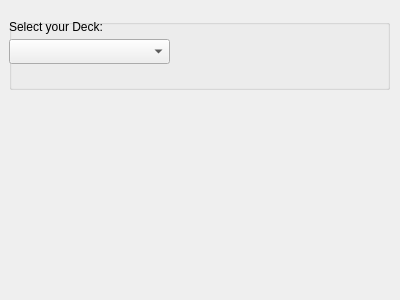
Old version of the form qtui/publish_deck.ui in the repository Scriptkiddi/Ankipubsub-Client.
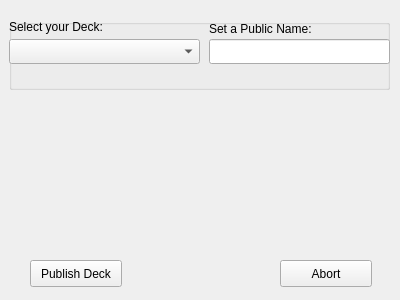
New version of the form.

Commit message: work on the publish deck gui

What changed in the file:
```diff
--- a/qtui/publish_deck.ui
+++ b/qtui/publish_deck.ui
@@ -30,7 +30,7 @@
      <rect>
       <x>0</x>
       <y>20</y>
-      <width>161</width>
+      <width>191</width>
       <height>25</height>
      </rect>
     </property>
@@ -48,6 +48,55 @@
      <string>Select your Deck:</string>
     </property>
    </widget>
+   <widget class="QLabel" name="label_2">
+    <property name="geometry">
+     <rect>
+      <x>200</x>
+      <y>0</y>
+      <width>131</width>
+      <height>20</height>
+     </rect>
+    </property>
+    <property name="text">
+     <string>Set a Public Name:</string>
+    </property>
+   </widget>
+   <widget class="QLineEdit" name="publicName">
+    <property name="geometry">
+     <rect>
+      <x>200</x>
+      <y>20</y>
+      <width>181</width>
+      <height>25</height>
+     </rect>
+    </property>
+   </widget>
+  </widget>
+  <widget class="QPushButton" name="pushButtonPublishDeck">
+   <property name="geometry">
+    <rect>
+     <x>30</x>
+     <y>260</y>
+     <width>92</width>
+     <height>27</height>
+    </rect>
+   </property>
+   <property name="text">
+    <string>Publish Deck</string>
+   </property>
+  </widget>
+  <widget class="QPushButton" name="pushButtonAbort">
+   <property name="geometry">
+    <rect>
+     <x>280</x>
+     <y>260</y>
+     <width>92</width>
+     <height>27</height>
+    </rect>
+   </property>
+   <property name="text">
+    <string>Abort</string>
+   </property>
   </widget>
  </widget>
  <resources/>
```
The commit also changes 2 other files.
